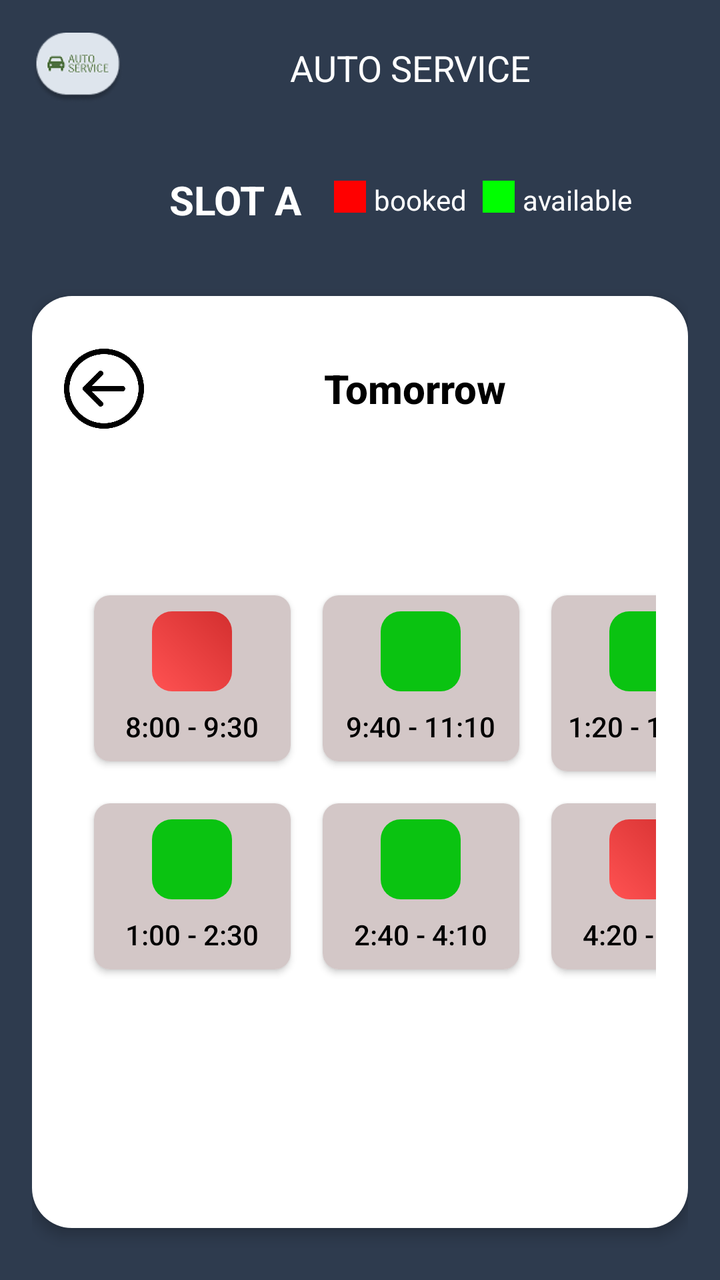
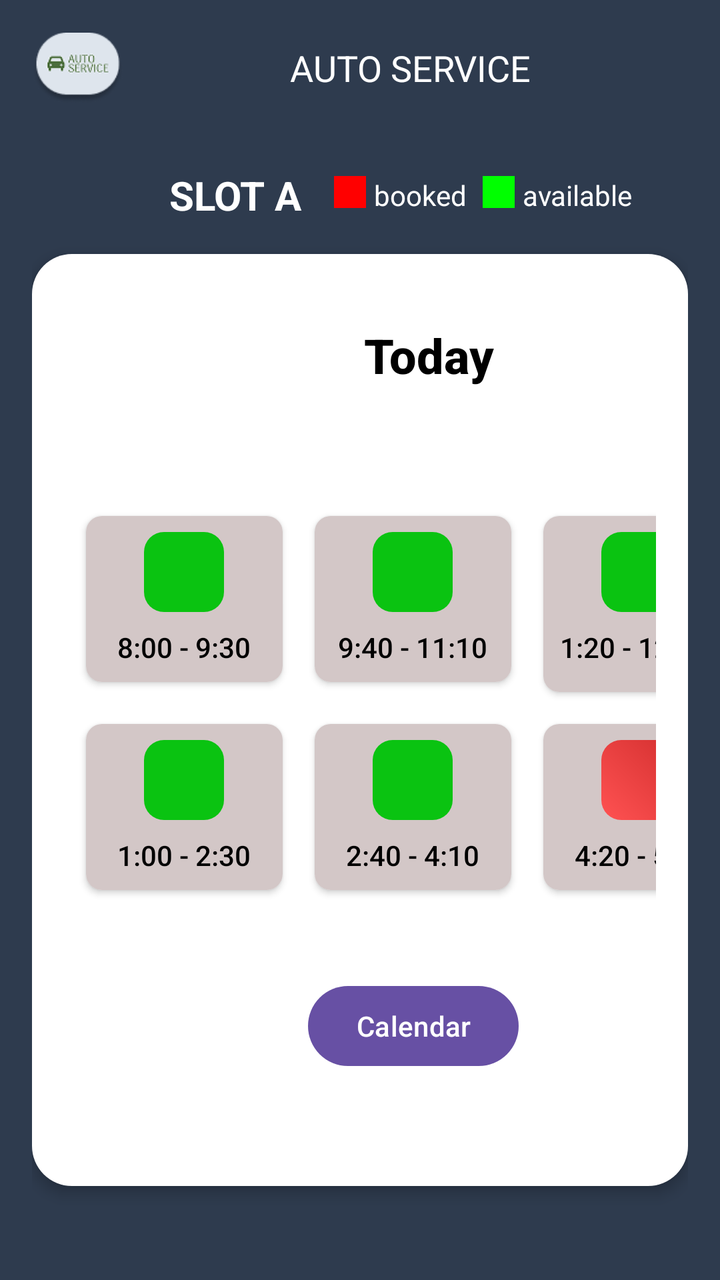

The first picture is an Android layout as it rendered before a commit; the second is the same layout after the commit. The layout source and the unified diff follow.
<!-- AndroidManifest.xml: application theme Theme.Labexam2 -->
<!-- res/layout/activity_home.xml -->
<?xml version="1.0" encoding="utf-8"?>
<LinearLayout xmlns:android="http://schemas.android.com/apk/res/android"
    xmlns:app="http://schemas.android.com/apk/res-auto"
    xmlns:tools="http://schemas.android.com/tools"
    android:layout_width="match_parent"
    android:layout_height="wrap_content"
    android:background="#2E3B4E"
    android:orientation="vertical"
    android:padding="16dp">

    <LinearLayout
        android:layout_width="376dp"
        android:layout_height="52dp"
        android:gravity="center_vertical"
        android:orientation="horizontal"
        android:paddingBottom="16dp">

        <ImageView
            android:layout_width="46dp"
            android:layout_height="wrap_content"
            android:contentDescription="Car Icon"
            android:src="@drawable/logo" />

        <TextView
            android:layout_width="0dp"
            android:layout_height="wrap_content"
            android:layout_weight="1"
            android:gravity="center"
            android:text="AUTO SERVICE"
            android:textColor="#FFFFFF"
            android:textSize="18sp" />

        <TextView
            android:id="@+id/login"
            android:layout_width="wrap_content"
            android:layout_height="wrap_content"
            android:text="Log In"
            android:textColor="#FFFFFF"
            android:textSize="16sp" />
    </LinearLayout>

    <LinearLayout
        android:layout_width="369dp"
        android:layout_height="80dp"
        android:gravity="center"
        android:orientation="horizontal"
        android:paddingBottom="16dp">

        <TextView
            android:layout_width="wrap_content"
            android:layout_height="wrap_content"
            android:text="SLOT A"
            android:textColor="#FFFFFF"
            android:textSize="20sp"
            android:textStyle="bold" />

        <LinearLayout
            android:layout_width="wrap_content"
            android:layout_height="wrap_content"
            android:layout_marginStart="16dp"
            android:orientation="horizontal">

            <View
                android:layout_width="16dp"
                android:layout_height="16dp"
                android:layout_marginEnd="4dp"
                android:background="#FF0000" />

            <TextView
                android:layout_width="wrap_content"
                android:layout_height="wrap_content"
                android:layout_marginEnd="8dp"
                android:text="booked"
                android:textColor="#FFFFFF"
                android:textSize="14sp" />

            <View
                android:layout_width="16dp"
                android:layout_height="16dp"
                android:layout_marginEnd="4dp"
                android:background="#00FF00" />

            <TextView
                android:layout_width="wrap_content"
                android:layout_height="wrap_content"
                android:text="available"
                android:textColor="#FFFFFF"
                android:textSize="14sp" />
        </LinearLayout>
    </LinearLayout>

    <LinearLayout
        android:layout_width="wrap_content"
        android:layout_height="466dp"
        android:layout_marginBottom="16dp"
        android:background="@drawable/card_background"
        android:backgroundTint="@color/material_dynamic_neutral100"
        android:elevation="4dp"
        android:orientation="vertical"
        android:padding="16dp">

        <androidx.constraintlayout.widget.ConstraintLayout
            android:layout_width="356dp"
            android:layout_height="449dp">

            
            <LinearLayout
                android:id="@+id/linearLayout"
                android:layout_width="match_parent"
                android:layout_height="wrap_content"
                android:gravity="center_vertical"
                android:orientation="horizontal"
                android:paddingTop="8dp"
                android:paddingBottom="8dp"
                app:layout_constraintEnd_toEndOf="parent"
                app:layout_constraintStart_toStartOf="parent"
                app:layout_constraintTop_toTopOf="parent">

                <ImageView
                    android:layout_width="40dp"
                    android:layout_height="40dp"
                    android:background="@drawable/back1"
                    android:contentDescription="Back" />

                <TextView
                    android:layout_width="297dp"
                    android:layout_height="32dp"
                    android:layout_marginStart="16dp"
                    android:layout_weight="1"
                    android:fontFamily="sans-serif-medium"
                    android:gravity="center"
                    android:text="Tomorrow"
                    android:textColor="#000000"
                    android:textSize="20sp"
                    android:textStyle="bold" />

                <androidx.constraintlayout.widget.ConstraintLayout
                    android:layout_width="61dp"
                    android:layout_height="45dp">
                </androidx.constraintlayout.widget.ConstraintLayout>
            </LinearLayout>

            <GridLayout
                android:id="@+id/gridLayout"
                android:layout_width="343dp"
                android:layout_height="wrap_content"
                android:layout_marginBottom="72dp"
                android:alignmentMode="alignMargins"
                android:columnCount="3"
                android:paddingTop="16dp"
                android:rowCount="2"
                app:layout_constraintBottom_toBottomOf="parent"
                app:layout_constraintEnd_toEndOf="parent"
                app:layout_constraintHorizontal_bias="0.538"
                app:layout_constraintStart_toStartOf="parent"
                app:layout_constraintTop_toBottomOf="@+id/linearLayout">

                
                <androidx.cardview.widget.CardView
                    android:layout_width="0dp"
                    android:layout_height="wrap_content"
                    android:layout_columnWeight="1"
                    android:layout_margin="8dp"
                    app:cardCornerRadius="8dp"
                    app:cardElevation="2dp">

                    <LinearLayout
                        android:id="@+id/booked1"
                        android:layout_width="match_parent"
                        android:layout_height="wrap_content"
                        android:background="#D3C7C7"
                        android:gravity="center"
                        android:orientation="vertical"
                        android:padding="8dp">

                        <View
                            android:id="@+id/slot1"
                            android:layout_width="40dp"
                            android:layout_height="40dp"
                            android:background="@drawable/circle_slot_booked"
                            android:clickable="true"
                        android:focusable="true"
                        android:contextClickable="true" />

                        <TextView
                            android:layout_width="wrap_content"
                            android:layout_height="wrap_content"
                            android:layout_marginTop="8dp"
                            android:fontFamily="sans-serif-medium"
                            android:text="8:00 - 9:30"
                            android:textColor="#000000"
                            android:textSize="14sp" />
                    </LinearLayout>
                </androidx.cardview.widget.CardView>

                
                <androidx.cardview.widget.CardView
                    android:layout_width="0dp"
                    android:layout_height="wrap_content"
                    android:layout_columnWeight="1"
                    android:layout_margin="8dp"
                    app:cardCornerRadius="8dp"
                    app:cardElevation="2dp">

                    <LinearLayout
                        android:layout_width="match_parent"
                        android:layout_height="wrap_content"
                        android:background="#D3C7C7"
                        android:gravity="center"
                        android:orientation="vertical"
                        android:padding="8dp">

                        <View
                            android:id="@+id/slot2"
                            android:layout_width="40dp"
                            android:layout_height="40dp"
                            android:background="@drawable/circle_slot_available" /> 

                        <TextView
                            android:layout_width="wrap_content"
                            android:layout_height="wrap_content"
                            android:layout_marginTop="8dp"
                            android:fontFamily="sans-serif-medium"
                            android:text="9:40 - 11:10"
                            android:textColor="#000000"
                            android:textSize="14sp" />
                    </LinearLayout>
                </androidx.cardview.widget.CardView>

                
                <androidx.cardview.widget.CardView
                    android:layout_width="0dp"
                    android:layout_height="wrap_content"
                    android:layout_columnWeight="1"
                    android:layout_margin="8dp"
                    app:cardCornerRadius="8dp"
                    app:cardElevation="2dp">

                    <LinearLayout
                        android:layout_width="match_parent"
                        android:layout_height="wrap_content"
                        android:background="#D3C7C7"
                        android:gravity="center"
                        android:orientation="vertical"
                        android:padding="8dp">

                        <View
                            android:id="@+id/slot3"
                            android:layout_width="40dp"
                            android:layout_height="40dp"
                            android:background="@drawable/circle_slot_available" /> 

                        <TextView
                            android:layout_width="98dp"
                            android:layout_height="24dp"
                            android:layout_marginTop="8dp"
                            android:fontFamily="sans-serif-medium"
                            android:text="11:20 - 12:50"
                            android:textColor="#000000"
                            android:textSize="14sp" />
                    </LinearLayout>
                </androidx.cardview.widget.CardView>

                
                <androidx.cardview.widget.CardView
                    android:layout_width="0dp"
                    android:layout_height="wrap_content"
                    android:layout_columnWeight="1"
                    android:layout_margin="8dp"
                    app:cardCornerRadius="8dp"
                    app:cardElevation="2dp">

                    <LinearLayout
                        android:layout_width="match_parent"
                        android:layout_height="wrap_content"
                        android:background="#D3C7C7"
                        android:gravity="center"
                        android:orientation="vertical"
                        android:padding="8dp">

                        <View
                            android:id="@+id/slot4"
                            android:layout_width="40dp"
                            android:layout_height="40dp"
                            android:background="@drawable/circle_slot_available" /> 

                        <TextView
                            android:layout_width="wrap_content"
                            android:layout_height="wrap_content"
                            android:layout_marginTop="8dp"
                            android:fontFamily="sans-serif-medium"
                            android:text="1:00 - 2:30"
                            android:textColor="#000000"
                            android:textSize="14sp" />
                    </LinearLayout>
                </androidx.cardview.widget.CardView>

                
                <androidx.cardview.widget.CardView
                    android:layout_width="0dp"
                    android:layout_height="wrap_content"
                    android:layout_columnWeight="1"
                    android:layout_margin="8dp"
                    app:cardCornerRadius="8dp"
                    app:cardElevation="2dp">

                    <LinearLayout
                        android:layout_width="match_parent"
                        android:layout_height="wrap_content"
                        android:background="#D3C7C7"
                        android:gravity="center"
                        android:orientation="vertical"
                        android:padding="8dp">

                        <View
                            android:id="@+id/slot5"
                            android:layout_width="40dp"
                            android:layout_height="40dp"
                            android:background="@drawable/circle_slot_available" /> 

                        <TextView
                            android:layout_width="wrap_content"
                            android:layout_height="wrap_content"
                            android:layout_marginTop="8dp"
                            android:fontFamily="sans-serif-medium"
                            android:text="2:40 - 4:10"
                            android:textColor="#000000"
                            android:textSize="14sp" />
                    </LinearLayout>
                </androidx.cardview.widget.CardView>

                
                <androidx.cardview.widget.CardView
                    android:layout_width="0dp"
                    android:layout_height="wrap_content"
                    android:layout_columnWeight="1"
                    android:layout_margin="8dp"
                    app:cardCornerRadius="8dp"
                    app:cardElevation="2dp">

                    <LinearLayout
                        android:layout_width="match_parent"
                        android:layout_height="wrap_content"
                        android:background="#D3C7C7"
                        android:gravity="center"
                        android:orientation="vertical"
                        android:padding="8dp">

                        <View
                            android:id="@+id/slot6"
                            android:layout_width="40dp"
                            android:layout_height="40dp"
                            android:background="@drawable/circle_slot_booked" /> 

                        <TextView
                            android:layout_width="wrap_content"
                            android:layout_height="wrap_content"
                            android:layout_marginTop="8dp"
                            android:fontFamily="sans-serif-medium"
                            android:text="4:20 - 5:50"
                            android:textColor="#000000"
                            android:textSize="14sp" />
                    </LinearLayout>
                </androidx.cardview.widget.CardView>
            </GridLayout>
        </androidx.constraintlayout.widget.ConstraintLayout>
    </LinearLayout>

    <androidx.constraintlayout.widget.ConstraintLayout
        android:layout_width="wrap_content"
        android:layout_height="203dp">

        <com.google.android.material.bottomnavigation.BottomNavigationView
            android:id="@+id/bottom_navigation"
            android:layout_width="376dp"
            android:layout_height="75dp"
            android:background="@drawable/nav_button_background"
            android:elevation="8dp"
            app:backgroundTint="@color/material_dynamic_neutral100"
            app:itemIconSize="24dp"
            app:itemIconTint="@color/nav_item_tint_selector"
            app:itemRippleColor="@color/nav_ripple"
            app:itemTextAppearanceActive="@style/NavTextActive"
            app:itemTextAppearanceInactive="@style/NavTextInactive"
            app:itemTextColor="@color/nav_item_tint_selector"
            app:labelVisibilityMode="labeled"
            app:layout_constraintBottom_toBottomOf="parent"
            app:layout_constraintEnd_toEndOf="parent"
            app:layout_constraintHorizontal_bias="0.0"
            app:layout_constraintStart_toStartOf="parent"
            app:layout_constraintTop_toTopOf="parent"
            app:layout_constraintVertical_bias="0.757"
            app:menu="@menu/nav" />
    </androidx.constraintlayout.widget.ConstraintLayout>
</LinearLayout>
<!-- resources referenced by this layout -->
<resources>
  <color name="material_dynamic_neutral100">#E0E0E0</color>
  <color name="nav_ripple">#80D1C4F5</color>
  <!-- drawable back1: png bitmap (drawable, 9906 bytes) -->
  <!-- drawable card_background (drawable) -->
  <?xml version="1.0" encoding="utf-8"?>
  <shape xmlns:android="http://schemas.android.com/apk/res/android">
      <gradient
          android:startColor="#3D3D6B"
          android:endColor="#2E2E4D"
          android:angle="90"/>
      <corners android:radius="20dp"/>
  </shape>
  <!-- drawable circle_slot_available (drawable) -->
  <?xml version="1.0" encoding="utf-8"?>
  <shape xmlns:android="http://schemas.android.com/apk/res/android">
      <gradient
          android:startColor="#0AC311"
          android:endColor="#0AC311"
          android:angle="45"/>
      <corners android:radius="10dp"/>
  </shape>
  <!-- drawable circle_slot_booked (drawable) -->
  <?xml version="1.0" encoding="utf-8"?>
  <shape xmlns:android="http://schemas.android.com/apk/res/android">
      <gradient
          android:startColor="#FF5252"
          android:endColor="#D32F2F"
          android:angle="45"/>
      <corners android:radius="10dp"/>
  </shape>
  <!-- drawable logo: png bitmap (drawable, 5241 bytes) -->
  <!-- drawable nav_button_background (drawable) -->
  <?xml version="1.0" encoding="utf-8"?>
  <shape xmlns:android="http://schemas.android.com/apk/res/android">
      <gradient
          android:startColor="#FF9800"
          android:endColor="#F57C00"
          android:angle="90"/>
      <corners android:radius="28dp"/>
  </shape>
  <style name="NavTextActive" parent="TextAppearance.MaterialComponents.Caption">
          <item name="android:textSize">12sp</item>
          <item name="android:textStyle">bold</item>
      </style>
  <style name="NavTextInactive" parent="TextAppearance.MaterialComponents.Caption">
          <item name="android:textSize">12sp</item>
      </style>
  <style name="Theme.Labexam2" parent="Base.Theme.Labexam2" />
  <style name="Base.Theme.Labexam2" parent="Theme.Material3.DayNight.NoActionBar">
          
          
      </style>
</resources>

<!-- the commit's change to res/layout/activity_home.xml (unified diff, before → after) -->
@@ -4,7 +4,7 @@
     xmlns:tools="http://schemas.android.com/tools"
     android:layout_width="match_parent"
     android:layout_height="wrap_content"
-    android:background="#2E3B4E"
+    android:background="@color/dark_blue_gray"
     android:orientation="vertical"
     android:padding="16dp">
 
@@ -41,51 +41,58 @@
 
     <LinearLayout
         android:layout_width="369dp"
-        android:layout_height="80dp"
-        android:gravity="center"
-        android:orientation="horizontal"
-        android:paddingBottom="16dp">
-
-        <TextView
-            android:layout_width="wrap_content"
+        android:layout_height="wrap_content"
+        android:orientation="vertical"
+        android:padding="16dp">
+
+        
+        <LinearLayout
+            android:layout_width="match_parent"
             android:layout_height="wrap_content"
-            android:text="SLOT A"
-            android:textColor="#FFFFFF"
-            android:textSize="20sp"
-            android:textStyle="bold" />
-
-        <LinearLayout
-            android:layout_width="wrap_content"
-            android:layout_height="wrap_content"
-            android:layout_marginStart="16dp"
+            android:gravity="center"
             android:orientation="horizontal">
-
-            <View
-                android:layout_width="16dp"
-                android:layout_height="16dp"
-                android:layout_marginEnd="4dp"
-                android:background="#FF0000" />
 
             <TextView
                 android:layout_width="wrap_content"
                 android:layout_height="wrap_content"
-                android:layout_marginEnd="8dp"
-                android:text="booked"
+                android:text="@string/slot_a"
                 android:textColor="#FFFFFF"
-                android:textSize="14sp" />
-
-            <View
-                android:layout_width="16dp"
-                android:layout_height="16dp"
-                android:layout_marginEnd="4dp"
-                android:background="#00FF00" />
-
-            <TextView
+                android:textSize="20sp"
+                android:textStyle="bold" />
+
+            <LinearLayout
                 android:layout_width="wrap_content"
                 android:layout_height="wrap_content"
-                android:text="available"
-                android:textColor="#FFFFFF"
-                android:textSize="14sp" />
+                android:layout_marginStart="16dp"
+                android:orientation="horizontal">
+
+                <View
+                    android:layout_width="16dp"
+                    android:layout_height="16dp"
+                    android:layout_marginEnd="4dp"
+                    android:background="#FF0000" />
+
+                <TextView
+                    android:layout_width="wrap_content"
+                    android:layout_height="wrap_content"
+                    android:layout_marginEnd="8dp"
+                    android:text="@string/booked"
+                    android:textColor="#FFFFFF"
+                    android:textSize="14sp" />
+
+                <View
+                    android:layout_width="16dp"
+                    android:layout_height="16dp"
+                    android:layout_marginEnd="4dp"
+                    android:background="#00FF00" />
+
+                <TextView
+                    android:layout_width="wrap_content"
+                    android:layout_height="wrap_content"
+                    android:text="@string/available"
+                    android:textColor="#FFFFFF"
+                    android:textSize="14sp" />
+            </LinearLayout>
         </LinearLayout>
     </LinearLayout>
 
@@ -100,8 +107,8 @@
         android:padding="16dp">
 
         <androidx.constraintlayout.widget.ConstraintLayout
-            android:layout_width="356dp"
-            android:layout_height="449dp">
+            android:layout_width="349dp"
+            android:layout_height="427dp">
 
             
             <LinearLayout
@@ -116,28 +123,19 @@
                 app:layout_constraintStart_toStartOf="parent"
                 app:layout_constraintTop_toTopOf="parent">
 
-                <ImageView
-                    android:layout_width="40dp"
-                    android:layout_height="40dp"
-                    android:background="@drawable/back1"
-                    android:contentDescription="Back" />
-
                 <TextView
-                    android:layout_width="297dp"
-                    android:layout_height="32dp"
+                    android:id="@+id/todayTextView"
+                    android:layout_width="305dp"
+                    android:layout_height="53dp"
                     android:layout_marginStart="16dp"
                     android:layout_weight="1"
                     android:fontFamily="sans-serif-medium"
                     android:gravity="center"
-                    android:text="Tomorrow"
+                    android:text="@string/today"
                     android:textColor="#000000"
-                    android:textSize="20sp"
+                    android:textSize="24sp"
                     android:textStyle="bold" />
 
-                <androidx.constraintlayout.widget.ConstraintLayout
-                    android:layout_width="61dp"
-                    android:layout_height="45dp">
-                </androidx.constraintlayout.widget.ConstraintLayout>
             </LinearLayout>
 
             <GridLayout
@@ -151,9 +149,9 @@
                 android:rowCount="2"
                 app:layout_constraintBottom_toBottomOf="parent"
                 app:layout_constraintEnd_toEndOf="parent"
-                app:layout_constraintHorizontal_bias="0.538"
                 app:layout_constraintStart_toStartOf="parent"
-                app:layout_constraintTop_toBottomOf="@+id/linearLayout">
+                app:layout_constraintTop_toBottomOf="@+id/linearLayout"
+                app:layout_constraintVertical_bias="0.328">
 
                 
                 <androidx.cardview.widget.CardView
@@ -177,10 +175,10 @@
                             android:id="@+id/slot1"
                             android:layout_width="40dp"
                             android:layout_height="40dp"
-                            android:background="@drawable/circle_slot_booked"
+                            android:background="@drawable/circle_slot_available"
                             android:clickable="true"
-                        android:focusable="true"
-                        android:contextClickable="true" />
+                            android:contextClickable="true"
+                            android:focusable="true" />
 
                         <TextView
                             android:layout_width="wrap_content"
@@ -214,7 +212,7 @@
                             android:id="@+id/slot2"
                             android:layout_width="40dp"
                             android:layout_height="40dp"
-                            android:background="@drawable/circle_slot_available" /> 
+                            android:background="@drawable/circle_slot_available" />
 
                         <TextView
                             android:layout_width="wrap_content"
@@ -248,7 +246,7 @@
                             android:id="@+id/slot3"
                             android:layout_width="40dp"
                             android:layout_height="40dp"
-                            android:background="@drawable/circle_slot_available" /> 
+                            android:background="@drawable/circle_slot_available" />
 
                         <TextView
                             android:layout_width="98dp"
@@ -282,7 +280,7 @@
                             android:id="@+id/slot4"
                             android:layout_width="40dp"
                             android:layout_height="40dp"
-                            android:background="@drawable/circle_slot_available" /> 
+                            android:background="@drawable/circle_slot_available" />
 
                         <TextView
                             android:layout_width="wrap_content"
@@ -316,7 +314,7 @@
                             android:id="@+id/slot5"
                             android:layout_width="40dp"
                             android:layout_height="40dp"
-                            android:background="@drawable/circle_slot_available" /> 
+                            android:background="@drawable/circle_slot_available" />
 
                         <TextView
                             android:layout_width="wrap_content"
@@ -350,7 +348,7 @@
                             android:id="@+id/slot6"
                             android:layout_width="40dp"
                             android:layout_height="40dp"
-                            android:background="@drawable/circle_slot_booked" /> 
+                            android:background="@drawable/circle_slot_booked" />
 
                         <TextView
                             android:layout_width="wrap_content"
@@ -363,15 +361,27 @@
                     </LinearLayout>
                 </androidx.cardview.widget.CardView>
             </GridLayout>
+
+            <Button
+                android:id="@+id/calendarButton"
+                android:layout_width="wrap_content"
+                android:layout_height="wrap_content"
+                android:layout_gravity="center"
+                android:text="Calendar"
+                app:layout_constraintBottom_toBottomOf="parent"
+                app:layout_constraintEnd_toEndOf="parent"
+                app:layout_constraintStart_toStartOf="parent"
+                app:layout_constraintTop_toBottomOf="@+id/gridLayout"
+                app:layout_constraintVertical_bias="0.52" />
         </androidx.constraintlayout.widget.ConstraintLayout>
     </LinearLayout>
 
     <androidx.constraintlayout.widget.ConstraintLayout
         android:layout_width="wrap_content"
-        android:layout_height="203dp">
+        android:layout_height="230dp">
 
         <com.google.android.material.bottomnavigation.BottomNavigationView
-            android:id="@+id/bottom_navigation"
+            android:id="@+id/bottom_navigation7"
             android:layout_width="376dp"
             android:layout_height="75dp"
             android:background="@drawable/nav_button_background"
<!-- resource entries referenced after the edit -->
@@ -1,8 +1,8 @@
 <!-- resources referenced by this layout -->
 <resources>
+  <color name="dark_blue_gray">#2E3B4E</color>
   <color name="material_dynamic_neutral100">#E0E0E0</color>
   <color name="nav_ripple">#80D1C4F5</color>
-  <!-- drawable back1: png bitmap (drawable, 9906 bytes) -->
   <!-- drawable card_background (drawable) -->
   <?xml version="1.0" encoding="utf-8"?>
   <shape xmlns:android="http://schemas.android.com/apk/res/android">
@@ -40,6 +40,10 @@
           android:angle="90"/>
       <corners android:radius="28dp"/>
   </shape>
+  <string name="available">available</string>
+  <string name="booked">booked</string>
+  <string name="slot_a">SLOT A</string>
+  <string name="today">Today</string>
   <style name="NavTextActive" parent="TextAppearance.MaterialComponents.Caption">
           <item name="android:textSize">12sp</item>
           <item name="android:textStyle">bold</item>
